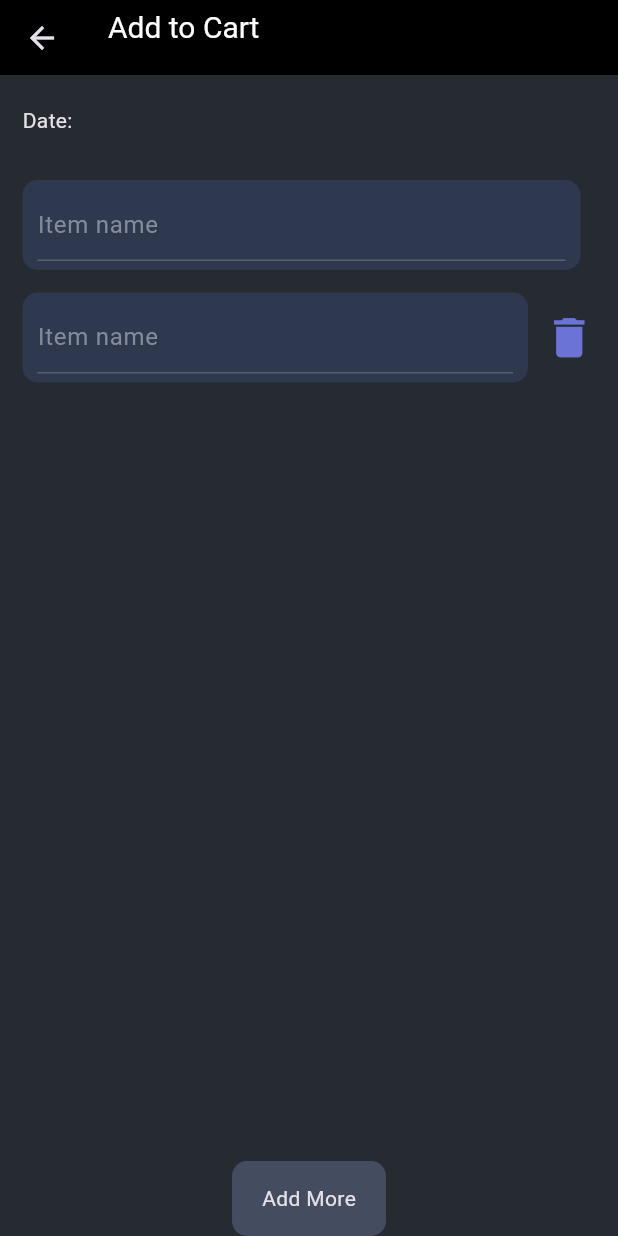
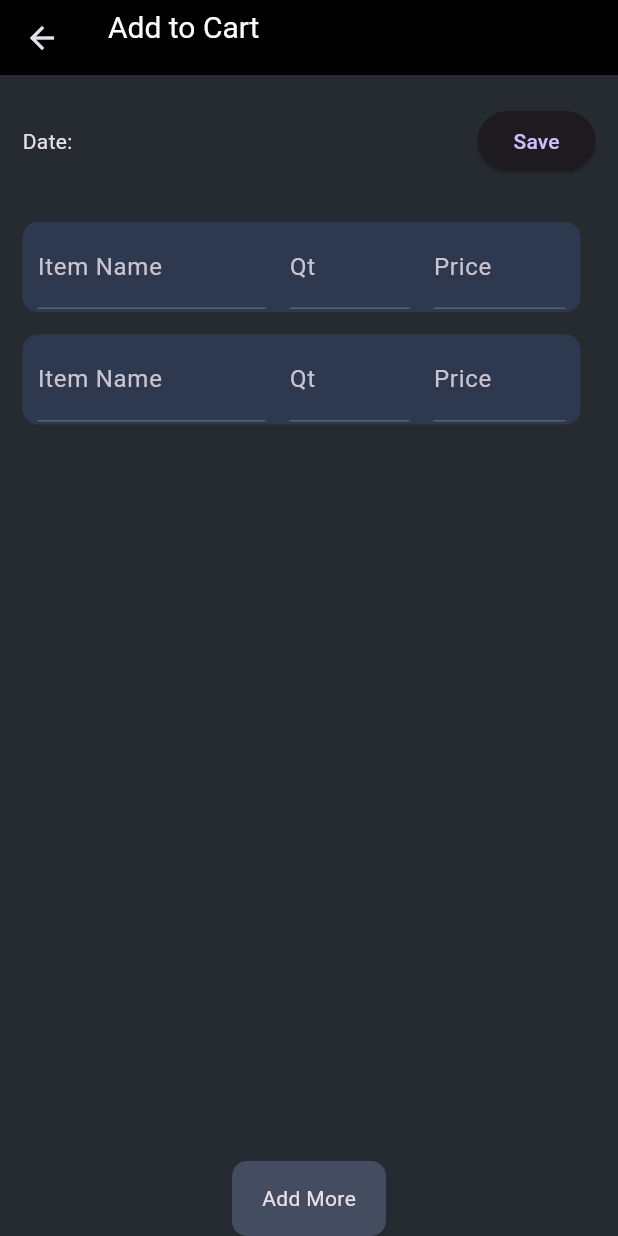
Before and after one commit to nafi-ullah/Mess-Manager, a Flutter app: the BazarForm screen opened directly, after a tap on "Add More", on a phone screen of 412 x 824 dp. Run offline on Flutter 3.47's test engine with Material 3 defaults, Android fonts, the light colour scheme and no system bars; our stand-ins replace curved_navigation_bar, font_awesome_flutter, google_fonts, shared_preferences; missing offline and left inert: zego_uikit_prebuilt_call; accounts and stored records are empty.

Commit message:
bazar data function

```diff
--- a/lib/widgets/bazarForm.dart
+++ b/lib/widgets/bazarForm.dart
@@ -1,3 +1,5 @@
+import 'dart:math';
+
 import 'package:flutter/material.dart';
 
 class BazarForm extends StatefulWidget {
@@ -11,6 +13,18 @@ class _BazarFormState extends State<BazarForm> {
   List<TextEditingController> listController = [TextEditingController()];
   List<TextEditingController> quantityController = [TextEditingController()];
   List<TextEditingController> costController = [TextEditingController()];
+
+  void SaveData(){
+
+    //show here listController values
+    for (int i = 0; i < listController.length; i++) {
+      print('Item ${i + 1} Name: ${listController[i].text}');
+      print('Item ${i + 1} Quantity: ${quantityController[i].text}');
+      print('Item ${i + 1} Cost: ${costController[i].text}');
+      print('------------------------');
+    }
+
+  }
 
   @override
   Widget build(BuildContext context) {
@@ -44,8 +58,14 @@ class _BazarFormState extends State<BazarForm> {
         children: [
           Padding(
             padding: const EdgeInsets.only(left: 15, right: 15, top: 20),
-            child: Text(
+            child: Row(
+              children: [
+                Text(
                   "Date: ",
+                ),
+                Spacer(),
+                ElevatedButton(onPressed: SaveData, child: Text("Save"))
+              ],
             ),
           ),
 
@@ -58,7 +78,24 @@ class _BazarFormState extends State<BazarForm> {
               shrinkWrap: true,
               itemCount: listController.length,
               itemBuilder: (context, index) {
-                return Padding(
+                return Dismissible(
+                  key: ValueKey<TextEditingController>(listController[index] ),
+                  onDismissed: (DismissDirection direction){
+                    setState(() {
+                      listController[index].clear();
+                      listController[index].dispose();
+                      listController.removeAt(index);
+
+                      quantityController[index].clear();
+                      quantityController[index].dispose();
+                      quantityController.removeAt(index);
+
+                      costController[index].clear();
+                      costController[index].dispose();
+                      costController.removeAt(index);
+                    });
+                  },
+                  child: Padding(
                     padding: const EdgeInsets.only(top: 15),
                     child: Row(
                       children: [
@@ -71,39 +108,79 @@ class _BazarFormState extends State<BazarForm> {
                               color: const Color(0xFF2E384E),
                               borderRadius: BorderRadius.circular(10),
                             ),
-                          child: TextFormField(
+                            child:  Row(
+                              mainAxisAlignment: MainAxisAlignment.spaceBetween,
+                              children: [
+                                // Item Name TextField with a size ratio of 5
+                                Expanded(
+                                  flex: 5,
+                                  child: Padding(
+                                    padding: const EdgeInsets.only(right: 8.0),
+                                    child: TextField(
                                       controller: listController[index],
-                            autofocus: false,
-                            style: const TextStyle(color: Color(0xFFF8F8FF)),
-                            decoration: const InputDecoration(
-                              border: InputBorder.none,
-                              hintText: "Item name",
-                              hintStyle: TextStyle(
-                                  color: Color.fromARGB(255, 132, 140, 155)),
+                                      decoration: InputDecoration(labelText: 'Item Name'),
                                     ),
                                   ),
+                                ),
+
+                                // Quantity TextField with a size ratio of 2
+                                Expanded(
+                                  flex: 3,
+                                  child: Padding(
+                                    padding: const EdgeInsets.symmetric(horizontal: 8.0),
+                                    child: TextField(
+                                      controller: quantityController[index],
+                                      decoration: InputDecoration(labelText: 'Qt'),
+                                    ),
+                                  ),
+                                ),
+                                // Cost TextField with a size ratio of 3
+                                Expanded(
+                                  flex: 3,
+                                  child: Padding(
+                                    padding: const EdgeInsets.only(left: 8.0),
+                                    child: TextField(
+                                      controller: costController[index],
+                                      decoration: InputDecoration(labelText: 'Price'),
+                                    ),
+                                  ),
+                                ),
+                              ],
+                            ),
+                            // child: TextFormField(
+                            //   controller: listController[index],
+                            //   autofocus: false,
+                            //   style: const TextStyle(color: Color(0xFFF8F8FF)),
+                            //   decoration: const InputDecoration(
+                            //     border: InputBorder.none,
+                            //     hintText: "Item name",
+                            //     hintStyle: TextStyle(
+                            //         color: Color.fromARGB(255, 132, 140, 155)),
+                            //   ),
+                            // ),
                           ),
                         ),
                         const SizedBox(
                           width: 10,
                         ),
-                      index != 0
-                          ? GestureDetector(
-                        onTap: (){
-                          setState(() {
-                            listController[index].clear();
-                            listController[index].dispose();
-                            listController.removeAt(index);
-                          });
-                        },
-                        child: const Icon(
-                          Icons.delete,
-                          color: Color(0xFF6B74D6),
-                          size: 35,
+                        // index != 0
+                        //     ? GestureDetector(
+                        //   onTap: (){
+                        //     setState(() {
+                        //       listController[index].clear();
+                        //       listController[index].dispose();
+                        //       listController.removeAt(index);
+                        //     });
+                        //   },
+                        //   child: const Icon(
+                        //     Icons.delete,
+                        //     color: Color(0xFF6B74D6),
+                        //     size: 20,
+                        //   ),
+                        // )
+                        //     : const SizedBox()
+                      ],
                     ),
-                      )
-                          : const SizedBox()
-                    ],
                   ),
                 );
               },
@@ -116,6 +193,8 @@ class _BazarFormState extends State<BazarForm> {
             onTap: () {
               setState(() {
                 listController.add(TextEditingController());
+                quantityController.add(TextEditingController());
+                costController.add(TextEditingController());
               });
             },
             child: Center(
```
Lines whose indentation alone changed are shown as unchanged.
